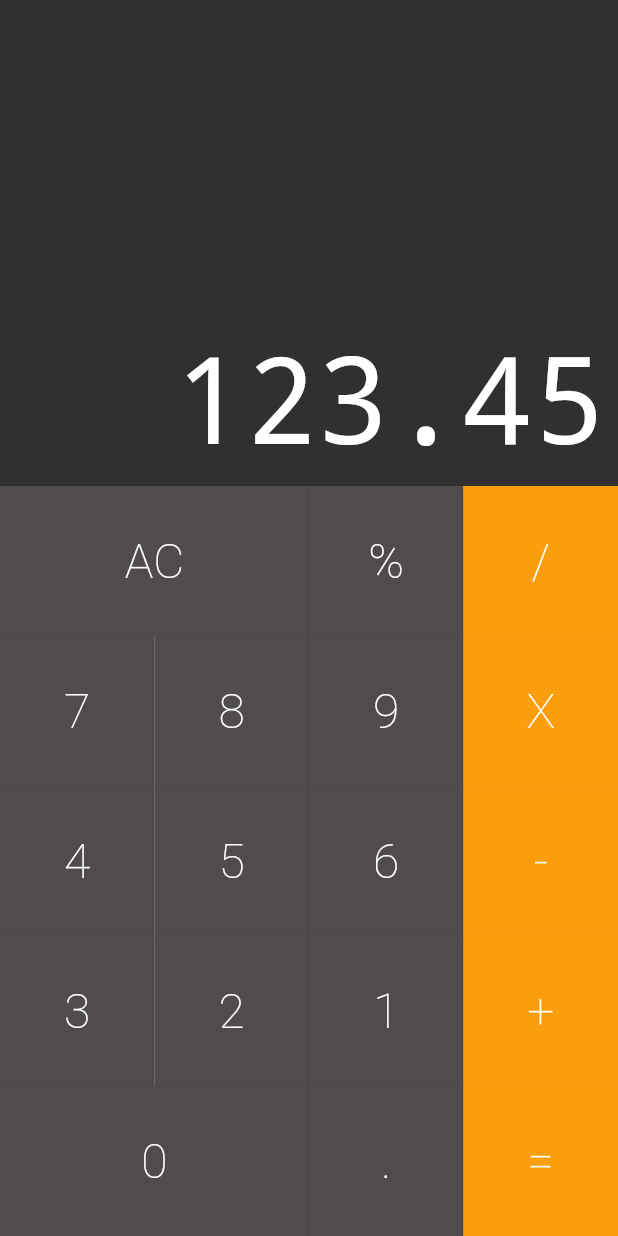
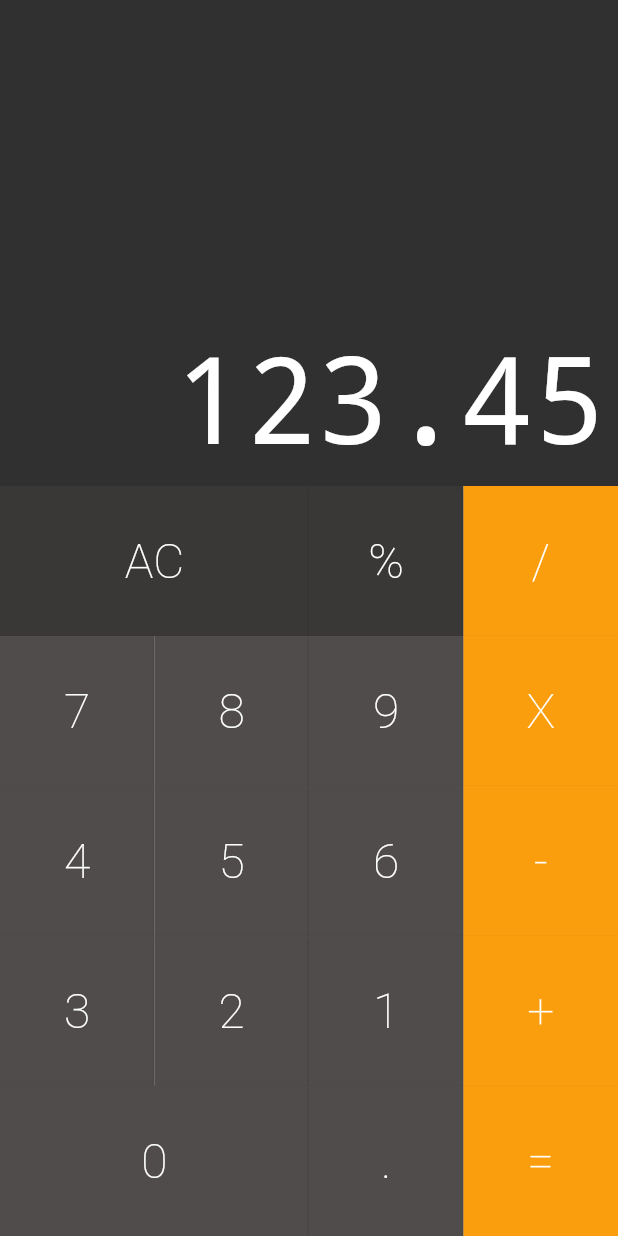
Before and after one commit to absjuniordev/Calculadora, a Flutter app: the screen it shows after launch, on a phone screen of 412 x 824 dp. Run offline on Flutter 3.47's test engine with Material 3 defaults, Android fonts, the phone set to English and light mode, and no system bars; drawn by our look-alikes of auto_size_text.

Commit message:
Capturando as informaçoes do teclado

```diff
--- a/lib/components/button.dart
+++ b/lib/components/button.dart
@@ -1,39 +1,43 @@
 import 'package:flutter/material.dart';
 
 class Button extends StatelessWidget {
-  static const dark = Color.fromRGBO(82, 82, 82, 1);
+  static const dark = Color.fromRGBO(58, 55, 55, 1);
   static const defaultP = Color.fromRGBO(80, 76, 76, 1);
   static const operation = Color.fromRGBO(250, 158, 13, 1);
+
+  final String text;
+  final bool big;
+  final Color color;
+  final void Function(String) cb;
 
   const Button({
     super.key,
     required this.text,
     this.big = false,
     this.color = defaultP,
+    required this.cb,
   });
   const Button.big({
     super.key,
     required this.text,
     this.big = true,
     this.color = defaultP,
+    required this.cb,
   });
   const Button.operatio({
     super.key,
     required this.text,
     this.big = false,
     this.color = operation,
+    required this.cb,
   });
-
-  final String text;
-  final bool big;
-  final Color color;
 
   @override
   Widget build(BuildContext context) {
     return Expanded(
       flex: big ? 2 : 1,
       child: ElevatedButton(
-        onPressed: () {},
+        onPressed: () => cb(text),
         style: ElevatedButton.styleFrom(
           backgroundColor: color,
           shape: RoundedRectangleBorder(
--- a/lib/components/keyboard.dart
+++ b/lib/components/keyboard.dart
@@ -3,50 +3,50 @@ import 'package:calculadora/components/button_row.dart';
 import 'package:flutter/material.dart';
 
 class Keyboard extends StatelessWidget {
-  const Keyboard({super.key});
-
+  const Keyboard({super.key, required this.cb});
+  final void Function(String) cb;
   @override
   Widget build(BuildContext context) {
     return Container(
       height: 500,
-      child: const Column(
+      child: Column(
         children: [
           ButtonRow(
             buttons: [
-              Button.big(text: "AC"),
-              Button(text: "%"),
-              Button.operatio(text: "/"),
+              Button.big(text: "AC", cb: cb, color: Button.dark),
+              Button(text: "%", cb: cb, color: Button.dark),
+              Button.operatio(text: "/", cb: cb),
             ],
           ),
           ButtonRow(
             buttons: [
-              Button(text: "7"),
-              Button(text: "8"),
-              Button(text: "9"),
-              Button.operatio(text: "X"),
+              Button(text: "7", cb: cb),
+              Button(text: "8", cb: cb),
+              Button(text: "9", cb: cb),
+              Button.operatio(text: "X", cb: cb),
             ],
           ),
           ButtonRow(
             buttons: [
-              Button(text: "4"),
-              Button(text: "5"),
-              Button(text: "6"),
-              Button.operatio(text: "-"),
+              Button(text: "4", cb: cb),
+              Button(text: "5", cb: cb),
+              Button(text: "6", cb: cb),
+              Button.operatio(text: "-", cb: cb),
             ],
           ),
           ButtonRow(
             buttons: [
-              Button(text: "3"),
-              Button(text: "2"),
-              Button(text: "1"),
-              Button.operatio(text: "+"),
+              Button(text: "3", cb: cb),
+              Button(text: "2", cb: cb),
+              Button(text: "1", cb: cb),
+              Button.operatio(text: "+", cb: cb),
             ],
           ),
           ButtonRow(
             buttons: [
-              Button.big(text: "0"),
-              Button(text: "."),
-              Button.operatio(text: "="),
+              Button.big(text: "0", cb: cb),
+              Button(text: ".", cb: cb),
+              Button.operatio(text: "=", cb: cb),
             ],
           ),
         ],
--- a/lib/screens/calculator.dart
+++ b/lib/screens/calculator.dart
@@ -5,13 +5,17 @@ import 'package:flutter/material.dart';
 class Calculator extends StatelessWidget {
   const Calculator({super.key});
 
+  _onPressed(String text) {
+    print(text);
+  }
+
   @override
   Widget build(BuildContext context) {
-    return const MaterialApp(
-      home: const Column(
+    return MaterialApp(
+      home: Column(
         children: [
-          Display(text: "123.45"),
-          Keyboard(),
+          const Display(text: "123.45"),
+          Keyboard(cb: _onPressed),
         ],
       ),
     );
```
Also changed, not shown: lib/components/display.dart (+5 -4 lines).
